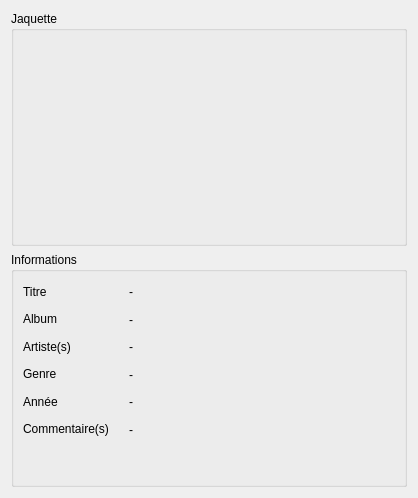
First picture: the form in metaexplorer.ui, repository skywodd/mandarine, before the edit.
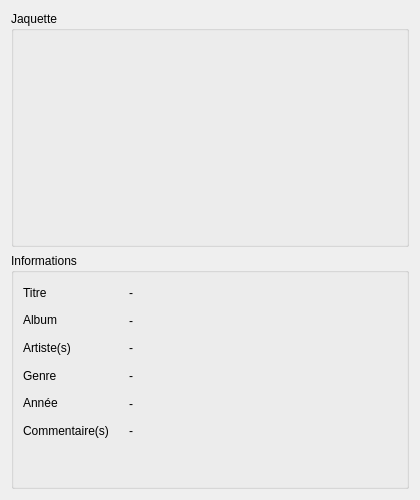
Second picture: the form after the edit. Icons and pictures are not drawn.

The edit to the form file:
```diff
--- a/metaexplorer.ui
+++ b/metaexplorer.ui
@@ -6,10 +6,16 @@
    <rect>
     <x>0</x>
     <y>0</y>
-    <width>418</width>
-    <height>498</height>
+    <width>420</width>
+    <height>500</height>
    </rect>
   </property>
+  <property name="minimumSize">
+   <size>
+    <width>420</width>
+    <height>500</height>
+   </size>
+  </property>
   <layout class="QHBoxLayout" name="horizontalLayout_2">
    <item>
     <layout class="QVBoxLayout" name="meta_explorer_layout">
```
